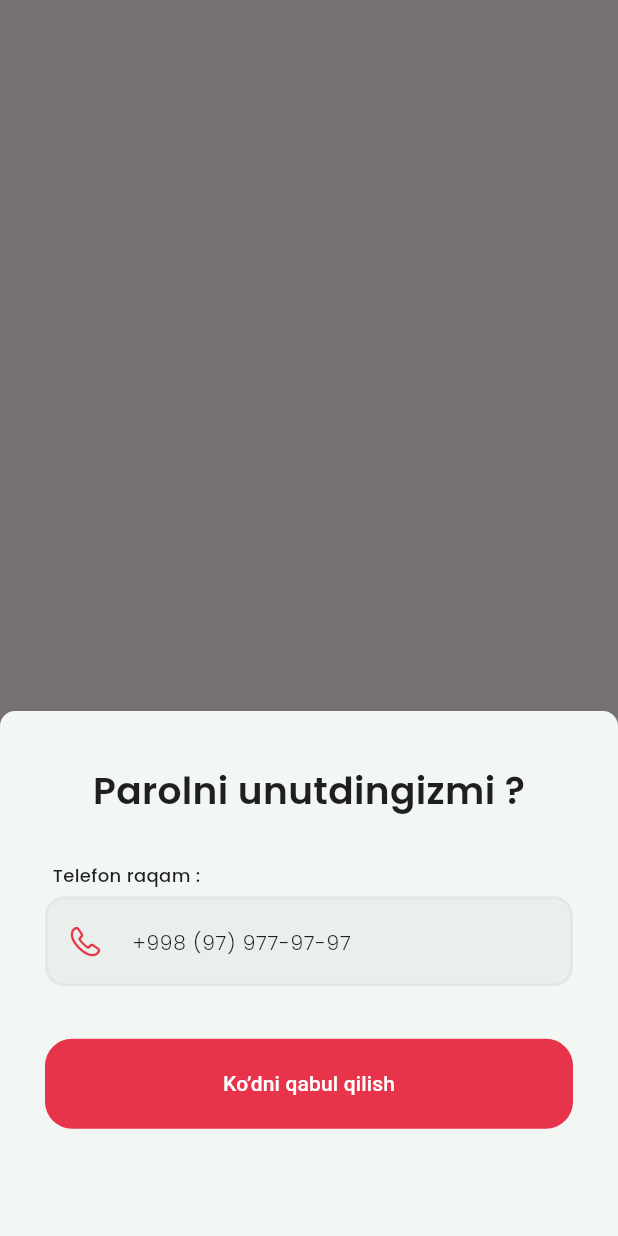
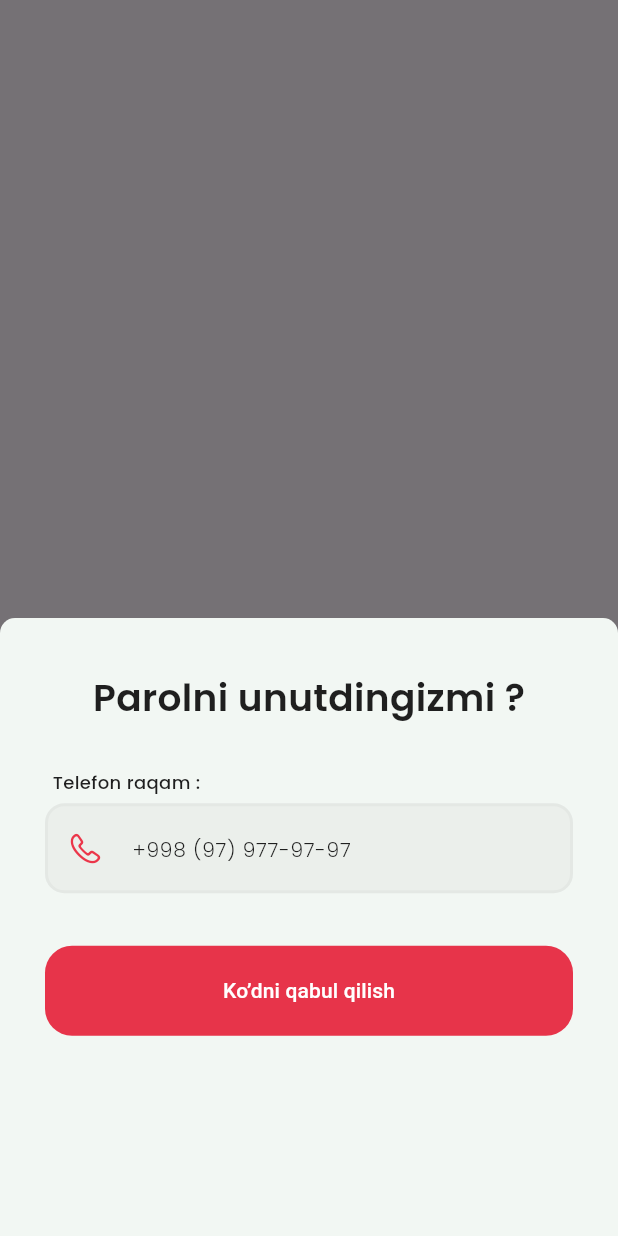
Before and after one commit to professorDeveloper/MedHome, a Flutter app: what forgotBottomSheet() shows on an empty page, opened directly, on a phone screen of 412 x 824 dp. Run offline on Flutter 3.47's test engine with Material 3 defaults, Android fonts, the light colour scheme and no system bars; our stand-ins replace animate_do, another_flushbar, auto_route, bloc, connectivity_plus, flutter_bloc and 6 more; missing offline and left inert: dart:ffi, flutter_share, new_version, otp_pin_field, shake; accounts and stored records are empty; project files that could hold a hidden picture were left out.

Commit message:
added forget screeen

```diff
--- /dev/null
+++ b/lib/blocs/forget/forget_verfy_event.dart
@@ -0,0 +1,12 @@
+
+import 'package:flutter/cupertino.dart';
+
+@immutable
+abstract class ForgetInitEvent {}
+
+class  ForgetVerfyEvent extends ForgetInitEvent{
+final String phone;
+
+ForgetVerfyEvent({required this.phone});
+
+}
--- /dev/null
+++ b/lib/blocs/forget/forget_verfy_state.dart
@@ -0,0 +1,22 @@
+
+
+
+import 'package:flutter/cupertino.dart';
+
+import '../../core/models/response/auth/send_sms_code_response.dart';
+
+@immutable
+abstract class ForgetVerfyState {}
+
+class ForgetVerfyInitial extends ForgetVerfyState {}
+class ForgetVerfyLoading extends ForgetVerfyState {}
+class ForgetVerfySuccessState extends ForgetVerfyState {
+   final SendSmsCodeResponse sendSmsCodeResponse;
+
+   ForgetVerfySuccessState({required this.sendSmsCodeResponse});
+}
+class ForgetFailure extends ForgetVerfyState {
+   final String error;
+
+   ForgetFailure({required this.error});
+}
--- a/lib/blocs/login/login_bloc.dart
+++ b/lib/blocs/login/login_bloc.dart
@@ -13,7 +13,7 @@ part 'login_event.dart';
 part 'login_state.dart';
 
 class LoginBloc extends Bloc<LoginEvent, LoginState> {
-  final AuthApiImpl authApi=serviceLocator<AuthApiImpl>();
+    final AuthApiImpl authApi=serviceLocator<AuthApiImpl>();
 
 
   LoginBloc(): super(LoginInitial()) {
--- a/lib/core/di/get_it.dart
+++ b/lib/core/di/get_it.dart
@@ -1,4 +1,5 @@
 import 'package:get_it/get_it.dart';
+import 'package:medhome/blocs/forget/forget_verfy_bloc.dart';
 import 'package:medhome/blocs/login/login_bloc.dart';
 import 'package:medhome/blocs/register/register_bloc.dart';
 import 'package:medhome/blocs/register/send_sms_code_bloc.dart';
@@ -16,6 +17,7 @@ Future<void> setupLocator() async {
   serviceLocator.registerLazySingleton(() => VerifyBloc());
   serviceLocator.registerLazySingleton(() => RegisterBloc());
   serviceLocator.registerLazySingleton(() => SendSmsCodeBloc());
+  serviceLocator.registerLazySingleton(() => ForgetVerfyBloc());
 
 
 }
--- a/lib/core/models/response/auth/send_sms_code_response.dart
+++ b/lib/core/models/response/auth/send_sms_code_response.dart
@@ -3,10 +3,10 @@ import 'package:json_annotation/json_annotation.dart';
 
 @JsonSerializable()
 class SendSmsCodeResponse {
-  final String? detail;
+  final String detail;
 
   const SendSmsCodeResponse({
-    this.detail,
+   required this.detail,
   });
   factory SendSmsCodeResponse.fromJson(Map<String, dynamic> json) =>
       SendSmsCodeResponse(
--- a/lib/main.dart
+++ b/lib/main.dart
@@ -1,5 +1,6 @@
 import 'package:flutter/material.dart';
 import 'package:flutter_bloc/flutter_bloc.dart';
+import 'package:medhome/blocs/forget/forget_verfy_bloc.dart';
 import 'package:medhome/blocs/register/send_sms_code_bloc.dart';
 import 'package:medhome/core/di/get_it.dart';
 import 'package:medhome/screens/login/login_screen.dart';
@@ -32,6 +33,9 @@ class MyApp extends StatelessWidget {
         BlocProvider(
           create: (context) => serviceLocator<RegisterBloc>(),
         ),
+        BlocProvider(
+          create: (context) => serviceLocator<ForgetVerfyBloc>(),
+        ),
       ],
       child: BlocConsumer<LoginBloc, LoginState>(
         listener: (context, state)  {},
--- a/lib/screens/forget/forget_screen_phone.dart
+++ b/lib/screens/forget/forget_screen_phone.dart
@@ -1,17 +1,67 @@
+import 'package:another_flushbar/flushbar.dart';
 import 'package:flutter/cupertino.dart';
 import 'package:flutter/material.dart';
+import 'package:flutter_bloc/flutter_bloc.dart';
 import 'package:google_fonts/google_fonts.dart';
+import 'package:medhome/blocs/forget/forget_verfy_bloc.dart';
+import 'package:medhome/blocs/forget/forget_verfy_event.dart';
+import 'package:medhome/blocs/forget/forget_verfy_state.dart';
 import 'package:medhome/navigator/navigator.dart';
+import 'package:medhome/screens/forget/forget_new_password_screen.dart';
 import 'package:medhome/screens/forget/forget_verfy_screen.dart';
 import 'package:medhome/utils/app_color.dart';
 
+import '../../utils/app_style.dart';
+import '../../widgets/flushbar.dart';
 import '../../widgets/widget_text_field.dart';
 
 Future<dynamic> forgotBottomSheet(BuildContext context) {
+  TextEditingController controller = TextEditingController();
+  bool progress=false;
+
   return showModalBottomSheet(
+
       context: context,
       builder: (context) {
-        return Container(
+        return StatefulBuilder(
+            builder: (BuildContext context, StateSetter setState)  {
+              final MediaQueryData mediaQuery = MediaQuery.of(context);
+
+              return BlocConsumer<ForgetVerfyBloc, ForgetVerfyState>(
+              listener: (context, state) {
+                if(state is ForgetVerfySuccessState){
+
+                  setState(() {
+
+                    showSuccessFlushBar(state.sendSmsCodeResponse.detail).show(context);
+                    progress=false;
+
+                  });
+                  forgetnewPassword(context);
+                }
+                else if (state is ForgetFailure){
+                  setState(() {
+                    showErrorFlushBar(state.error).show(context);
+
+                    progress=false;
+                  });
+
+                }
+                else if(state is ForgetVerfyLoading){
+                  progress=true;
+                  setState(() {
+                    progress=true;
+                  });
+
+                }
+
+              },
+              builder: (context, state) {
+
+                return Padding(
+                  padding: mediaQuery.viewInsets,
+
+                  child: Container(
                     padding: EdgeInsets.symmetric(horizontal: 15),
                     decoration: BoxDecoration(
                       color: AppColor.white,
@@ -20,7 +70,7 @@ Future<dynamic> forgotBottomSheet(BuildContext context) {
                         topRight: Radius.circular(10),
                       ),
                     ),
-          height: 350,
+                    height: mediaQuery.size.height * 0.5,
                     width: double.infinity,
                     child: Column(
                       children: [
@@ -35,6 +85,8 @@ Future<dynamic> forgotBottomSheet(BuildContext context) {
                         ),
                         SizedBox(height: 30),
                         RedTextField(
+                          controller: controller,
+                          isMaskphone: true,
                           topText: "Telefon raqam :",
                           hintText: "+998 (97) 977-97-97",
                           prefixIcon: CupertinoIcons.phone,
@@ -49,18 +101,24 @@ Future<dynamic> forgotBottomSheet(BuildContext context) {
                             elevation: 0,
                             focusElevation: 0,
                             onPressed: () {
-        forgetVerfySheet(context);
+                              BlocProvider.of<ForgetVerfyBloc>(context).add(
+                                  ForgetVerfyEvent(phone: controller.text));
                             },
                             color: AppColor.red1,
                             textColor: Colors.white,
                             shape: RoundedRectangleBorder(
                               borderRadius: BorderRadius.circular(18),
                             ),
-                  child: const Text("Ko’dni qabul qilish"),
+                            child:  progress?CircularProgressIndicator(color: Colors.white, ):Text("Ko’dni qabul qilish"),
                           ),
                         ),
                       ],
                     ),
+                  ),
+                );
+              },
+            );
+          }
         );
       });
 }
--- a/lib/screens/login/login_screen.dart
+++ b/lib/screens/login/login_screen.dart
@@ -40,9 +40,9 @@ class _LoginScreenState extends State<LoginScreen>
   bool isPasswordVisible = true;
   bool isSavable = true;
   var errorTextPhone = "";
+  bool phoneEmpty = false;
+
   var errorTextPassword = "";
-
-  bool phoneEmpty = false;
   bool passwordEmpty = false;
 
   late ShakeDetector shakeDetector;
--- a/lib/screens/register/register_phone_verfy_screen.dart
+++ b/lib/screens/register/register_phone_verfy_screen.dart
@@ -1,3 +1,4 @@
+import 'package:another_flushbar/flushbar.dart';
 import 'package:flutter/cupertino.dart';
 import 'package:flutter/material.dart';
 import 'package:flutter_bloc/flutter_bloc.dart';
@@ -45,9 +46,6 @@ class _RegisterPhoneVerfyScreenState extends State<RegisterPhoneVerfyScreen> {
               progress = false;
               setState(() async{
                 await Prefs.setAgreePrivacyPolicy(isSavable);
-                showSuccessFlushBar("Telefon raqam Tasdiqlandi").show(context);
-                verifyBottomSheet(
-                    context, convertPhoneNumber(phoneNumberController.text));
               });
               print("${state.response.detail}");
             }
```
Also changed, not shown: lib/blocs/forget/forget_verfy_bloc.dart (added, +38 -0 lines), lib/screens/forget/forget_new_password_screen.dart (+12 -3 lines), pubspec.lock. Lines whose indentation alone changed are shown as unchanged.
